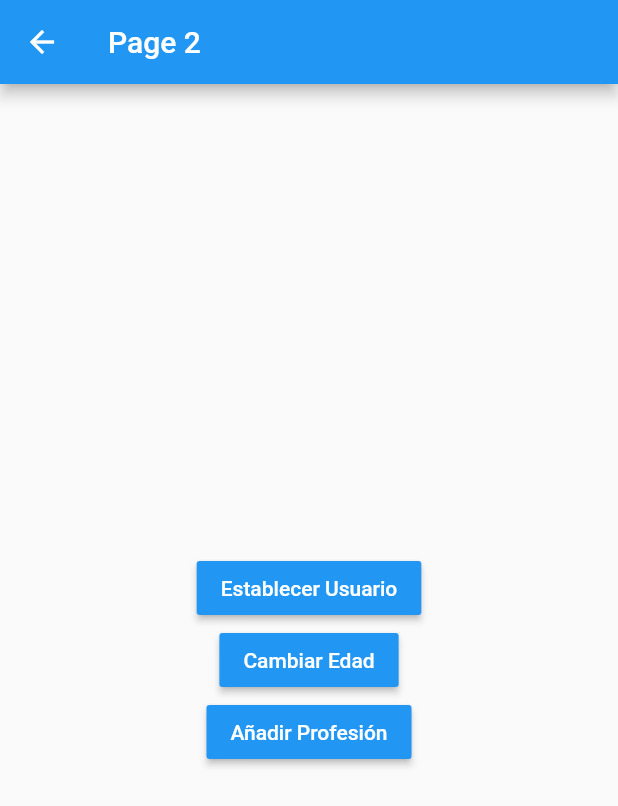
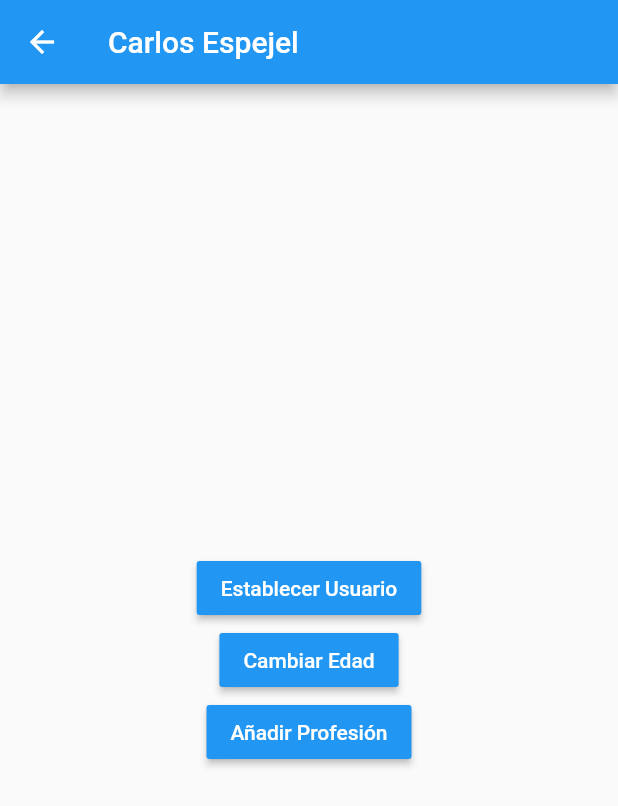
Before and after one commit to CarlosEsp710/flttr-state-management, a Flutter app: the Page2 screen opened by its route, after a tap on "Establecer Usuario", on a phone screen of 412 x 824 dp. Shown: the top 806 px of the screen. Run offline on Flutter 3.47's test engine with Material 2 defaults, Android fonts, the phone set to English and light mode, and no system bars; accounts and stored records are empty.

Commit message:
Singleton listo

```diff
--- a/lib/pages/page1.dart
+++ b/lib/pages/page1.dart
@@ -1,4 +1,7 @@
 import 'package:flutter/material.dart';
+
+import 'package:state_management/models/user.dart';
+import 'package:state_management/services/user_service.dart';
 
 class Page1 extends StatelessWidget {
   const Page1({Key? key}) : super(key: key);
@@ -9,7 +12,16 @@ class Page1 extends StatelessWidget {
       appBar: AppBar(
         title: const Text('Page 1'),
       ),
-      body: const InfoUser(),
+      body: StreamBuilder(
+        stream: userService.userStream,
+        builder: (BuildContext context, AsyncSnapshot<User> snapshot) {
+          return snapshot.hasData
+              ? InfoUser(user: snapshot.data)
+              : const Center(
+                  child: Text('No hay información del usuario.'),
+                );
+        },
+      ),
       floatingActionButton: FloatingActionButton(
         child: const Icon(Icons.accessibility_new),
         onPressed: () => Navigator.pushNamed(context, 'page2'),
@@ -19,8 +31,11 @@ class Page1 extends StatelessWidget {
 }
 
 class InfoUser extends StatelessWidget {
+  final User? user;
+
   const InfoUser({
     Key? key,
+    this.user,
   }) : super(key: key);
 
   @override
@@ -31,28 +46,28 @@ class InfoUser extends StatelessWidget {
       padding: const EdgeInsets.all(20),
       child: Column(
         crossAxisAlignment: CrossAxisAlignment.start,
-        children: const <Widget>[
-          Text(
+        children: <Widget>[
+          const Text(
             'General',
             style: TextStyle(
               fontSize: 10,
               fontWeight: FontWeight.bold,
             ),
           ),
-          Divider(),
-          ListTile(title: Text('Nombre: ')),
-          ListTile(title: Text('Edad: ')),
-          Text(
+          const Divider(),
+          ListTile(title: Text('Nombre: ${user!.name}')),
+          ListTile(title: Text('Edad: ${user!.age}')),
+          const Text(
             'Profesiones',
             style: TextStyle(
               fontSize: 10,
               fontWeight: FontWeight.bold,
             ),
           ),
-          Divider(),
-          ListTile(title: Text('Profesión 1: ')),
-          ListTile(title: Text('Profesión 1: ')),
-          ListTile(title: Text('Profesión 1: ')),
+          const Divider(),
+          const ListTile(title: Text('Profesión 1: ')),
+          const ListTile(title: Text('Profesión 1: ')),
+          const ListTile(title: Text('Profesión 1: ')),
         ],
       ),
     );
--- a/lib/pages/page2.dart
+++ b/lib/pages/page2.dart
@@ -1,4 +1,7 @@
 import 'package:flutter/material.dart';
+
+import 'package:state_management/models/user.dart';
+import 'package:state_management/services/user_service.dart';
 
 class Page2 extends StatelessWidget {
   const Page2({Key? key}) : super(key: key);
@@ -7,7 +10,14 @@ class Page2 extends StatelessWidget {
   Widget build(BuildContext context) {
     return Scaffold(
       appBar: AppBar(
-        title: const Text('Page 2'),
+        title: StreamBuilder(
+          stream: userService.userStream,
+          builder: (BuildContext context, AsyncSnapshot<User> snapshot) {
+            return snapshot.hasData
+                ? Text(snapshot.data!.name)
+                : const Text('Page 2');
+          },
+        ),
       ),
       body: Center(
         child: Column(
@@ -21,7 +31,17 @@ class Page2 extends StatelessWidget {
                 ),
               ),
               color: Colors.blue,
-              onPressed: () {},
+              onPressed: () {
+                final user = User(
+                  name: 'Carlos Espejel',
+                  age: 20,
+                  professions: [],
+                );
+
+                userService.loadUser(user);
+                print(userService.user!.name);
+                print(userService.user!.age);
+              },
             ),
             MaterialButton(
               child: const Text(
@@ -31,7 +51,10 @@ class Page2 extends StatelessWidget {
                 ),
               ),
               color: Colors.blue,
-              onPressed: () {},
+              onPressed: () {
+                userService.changeAge(21);
+                print(userService.user!.age);
+              },
             ),
             MaterialButton(
               child: const Text(
--- /dev/null
+++ b/lib/services/user_service.dart
@@ -0,0 +1,32 @@
+import 'dart:async';
+
+import 'package:state_management/models/user.dart';
+
+class _UserService {
+  User? _user;
+
+  final StreamController<User> _userStreamController =
+      StreamController<User>.broadcast();
+
+  User? get user => _user;
+
+  bool get currentUser => _user != null;
+
+  Stream<User> get userStream => _userStreamController.stream;
+
+  void loadUser(User user) {
+    _user = user;
+    _userStreamController.add(user);
+  }
+
+  void changeAge(int age) {
+    _user!.age = age;
+    _userStreamController.add(_user!);
+  }
+
+  dispose() {
+    _userStreamController.close();
+  }
+}
+
+final userService = _UserService();
```
